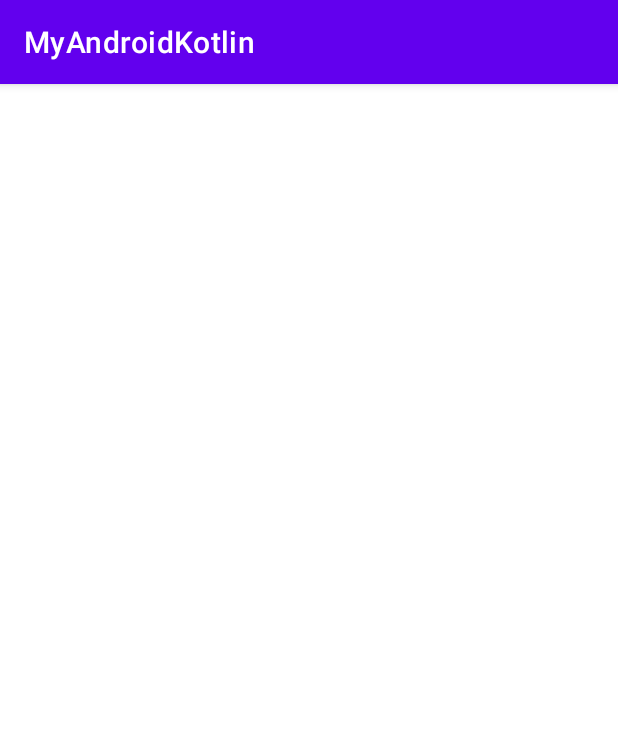
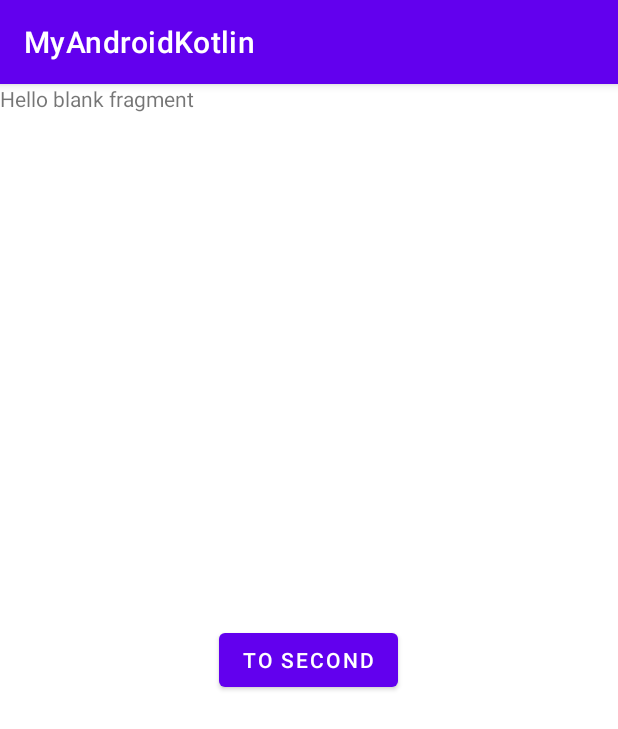
Before and after one commit to jiaoery/MyAndroidKotlin, an Android app: the NavigationActivity screen opened directly, with no data from a screen before it, on a phone screen of 412 x 824 dp. Shown: the top 729 px of the screen. Run offline under Robolectric (Android 15) with nearby library versions, the phone set to English and light mode, and no system bars; our stand-ins replace data binding.

Commit message:
navigation 学习

```diff
--- a/app/src/main/java/com/example/myandroidkotlin/MainActivity.kt
+++ b/app/src/main/java/com/example/myandroidkotlin/MainActivity.kt
@@ -7,10 +7,8 @@ import android.widget.AdapterView
 import android.widget.AdapterView.OnItemClickListener
 import android.widget.ArrayAdapter
 import android.widget.Toast
-import androidx.lifecycle.LifecycleService
 import com.example.myandroidkotlin.adapter.MainAdapter
 import com.example.myandroidkotlin.databinding.ActivityMainBinding
-import com.example.myandroidkotlin.watermark.Watermark
 import java.util.*
 
 class MainActivity : BaseActivity() {
--- a/app/src/main/java/com/example/myandroidkotlin/MyApplication.kt
+++ b/app/src/main/java/com/example/myandroidkotlin/MyApplication.kt
@@ -2,6 +2,7 @@ package com.example.myandroidkotlin
 
 import android.app.Application
 import androidx.lifecycle.ProcessLifecycleOwner
+import androidx.navigation.Navigation
 import com.example.myandroidkotlin.lifecycle.ApplicationObserver
 
 /**
@@ -25,4 +26,5 @@ class MyApplication :Application() {
     fun initSetting(){
 
     }
+
 }
--- a/app/src/main/java/com/example/myandroidkotlin/lifecycle/ApplicationObserver.kt
+++ b/app/src/main/java/com/example/myandroidkotlin/lifecycle/ApplicationObserver.kt
@@ -43,6 +43,9 @@ class ApplicationObserver:LifecycleObserver {
         Log.d(TAG,"Lifecycle.Event.ON_STOP")
     }
 
+    /**
+     * 严格意义上永远不会被调用
+     */
     @OnLifecycleEvent(Lifecycle.Event.ON_DESTROY)
     fun onDestroy(){
         Log.d(TAG,"Lifecycle.Event.ON_DESTROY")
--- /dev/null
+++ b/app/src/main/java/com/example/myandroidkotlin/navigation/MainFragment.kt
@@ -0,0 +1,72 @@
+package com.example.myandroidkotlin.navigation
+
+import android.os.Bundle
+import android.view.LayoutInflater
+import android.view.View
+import android.view.ViewGroup
+import androidx.fragment.app.Fragment
+import androidx.navigation.Navigation
+import com.example.myandroidkotlin.R
+import com.example.myandroidkotlin.databinding.FragmentMainBinding
+
+// TODO: Rename parameter arguments, choose names that match
+// the fragment initialization parameters, e.g. ARG_ITEM_NUMBER
+private const val ARG_PARAM1 = "param1"
+private const val ARG_PARAM2 = "param2"
+
+/**
+ * A simple [Fragment] subclass.
+ * Use the [MainFragment.newInstance] factory method to
+ * create an instance of this fragment.
+ */
+class MainFragment : Fragment() {
+    // TODO: Rename and change types of parameters
+    private var param1: String? = null
+    private var param2: String? = null
+
+    override fun onCreate(savedInstanceState: Bundle?) {
+        super.onCreate(savedInstanceState)
+        arguments?.let {
+            param1 = it.getString(ARG_PARAM1)
+            param2 = it.getString(ARG_PARAM2)
+        }
+    }
+
+    private lateinit var binding:FragmentMainBinding
+
+    override fun onCreateView(
+        inflater: LayoutInflater, container: ViewGroup?,
+        savedInstanceState: Bundle?
+    ): View? {
+        // Inflate the layout for this fragment
+        binding = FragmentMainBinding.inflate(inflater, container, false)
+        binding.btnToSecondFragment.setOnClickListener {
+            //两种方法均可
+            val bundle =
+                MainFragmentArgs.Builder().setUserName("Michael").setAge(30).build().toBundle()
+            Navigation.createNavigateOnClickListener(R.id.action_mainFragment_to_secondFragment,bundle)
+            Navigation.findNavController(it).navigate(R.id.action_mainFragment_to_secondFragment,bundle)
+        }
+        return binding.root
+    }
+
+    companion object {
+        /**
+         * Use this factory method to create a new instance of
+         * this fragment using the provided parameters.
+         *
+         * @param param1 Parameter 1.
+         * @param param2 Parameter 2.
+         * @return A new instance of fragment MainFragment.
+         */
+        // TODO: Rename and change types and number of parameters
+        @JvmStatic
+        fun newInstance(param1: String, param2: String) =
+            MainFragment().apply {
+                arguments = Bundle().apply {
+                    putString(ARG_PARAM1, param1)
+                    putString(ARG_PARAM2, param2)
+                }
+            }
+    }
+}
--- a/app/src/main/res/layout/activity_navigation.xml
+++ b/app/src/main/res/layout/activity_navigation.xml
@@ -6,4 +6,13 @@
     android:layout_height="match_parent"
     tools:context=".navigation.NavigationActivity">
 
+    <fragment
+        android:id="@+id/fragment"
+        android:name="androidx.navigation.fragment.NavHostFragment"
+        android:layout_width="match_parent"
+        android:layout_height="match_parent"
+        app:layout_constraintEnd_toEndOf="parent"
+        app:layout_constraintTop_toTopOf="parent"
+        app:defaultNavHost="true"
+        app:navGraph ="@navigation/nav_gragh"/>
 </androidx.constraintlayout.widget.ConstraintLayout>
--- a/app/src/main/res/layout/activity_permission.xml
+++ b/app/src/main/res/layout/activity_permission.xml
@@ -1,4 +1,5 @@
 <?xml version="1.0" encoding="utf-8"?>
+<layout>
     <androidx.constraintlayout.widget.ConstraintLayout xmlns:android="http://schemas.android.com/apk/res/android"
         xmlns:app="http://schemas.android.com/apk/res-auto"
         xmlns:tools="http://schemas.android.com/tools"
@@ -7,3 +8,4 @@
         tools:context=".permissionx.PermissionActivity">
 
     </androidx.constraintlayout.widget.ConstraintLayout>
+</layout>
--- /dev/null
+++ b/app/src/main/res/layout/fragment_main.xml
@@ -0,0 +1,26 @@
+<?xml version="1.0" encoding="utf-8"?>
+<layout xmlns:android="http://schemas.android.com/apk/res/android"
+    xmlns:tools="http://schemas.android.com/tools">
+
+    <FrameLayout
+        android:layout_width="match_parent"
+        android:layout_height="match_parent"
+        tools:context=".navigation.MainFragment">
+
+        <!-- TODO: Update blank fragment layout -->
+        <TextView
+            android:layout_width="match_parent"
+            android:layout_height="match_parent"
+            android:text="@string/hello_blank_fragment" />
+
+        <Button
+            android:id="@+id/btnToSecondFragment"
+            android:layout_gravity="center"
+            android:layout_width="wrap_content"
+            android:layout_height="wrap_content"
+            android:textAllCaps="true"
+            android:text="To Second" />
+
+    </FrameLayout>
+
+</layout>
--- a/app/src/main/res/navigation/nav_gragh.xml
+++ b/app/src/main/res/navigation/nav_gragh.xml
@@ -1,5 +1,38 @@
 <?xml version="1.0" encoding="utf-8"?>
 <navigation xmlns:android="http://schemas.android.com/apk/res/android"
-    xmlns:app="http://schemas.android.com/apk/res-auto" android:id="@+id/nav_gragh">
+    xmlns:app="http://schemas.android.com/apk/res-auto"
+    xmlns:tools="http://schemas.android.com/tools"
+    android:id="@+id/nav_gragh"
+    app:startDestination="@id/mainFragment">
 
+    <fragment
+        android:id="@+id/mainFragment"
+        android:name="com.example.myandroidkotlin.navigation.MainFragment"
+        android:label="fragment_main"
+        tools:layout="@layout/fragment_main" >
+        <action
+            android:id="@+id/action_mainFragment_to_secondFragment"
+            app:destination="@id/secondFragment"
+            app:enterAnim="@anim/fragment_close_enter"
+            app:exitAnim="@anim/fragment_close_exit"
+            app:popEnterAnim="@anim/fragment_fade_enter"
+            app:popExitAnim="@anim/fragment_close_exit" />
+
+        <!-- 添加参数 -->
+        <argument
+            android:name="user_name"
+            app:argType="string"
+            android:defaultValue='"unknown"'/>
+
+        <!-- 添加参数 -->
+        <argument
+            android:name="age"
+            app:argType="integer"
+            android:defaultValue="0"/>
+    </fragment>
+    <fragment
+        android:id="@+id/secondFragment"
+        android:name="com.example.myandroidkotlin.navigation.SecondFragment"
+        android:label="fragment_second"
+        tools:layout="@layout/fragment_second" />
 </navigation>
--- a/app/src/main/res/values/array_string.xml
+++ b/app/src/main/res/values/array_string.xml
@@ -2,6 +2,7 @@
 <resources>
     <string-array name="main_classes">
         <item>com.example.myandroidkotlin.lifecycle.LifeCycleActivity</item>
+        <item>com.example.myandroidkotlin.navigation.NavigationActivity</item>
         <item>com.example.myandroidkotlin.permissionx.PermissionActivity</item>
         <item>com.example.myandroidkotlin.watermark.WaterMarkActivity</item>
     </string-array>
--- a/app/src/main/res/values/string_array.xml
+++ b/app/src/main/res/values/string_array.xml
@@ -2,6 +2,7 @@
 <resources>
     <string-array name="main_titles">
         <item>LifeCyle 生命周期</item>
+        <item>navigation 导航页</item>
         <item>permissionX 权限管理</item>
         <item>watermark 水印</item>
     </string-array>
--- a/app/src/main/res/values/strings.xml
+++ b/app/src/main/res/values/strings.xml
@@ -1,3 +1,5 @@
 <resources>
     <string name="app_name">MyAndroidKotlin</string>
+    <!-- TODO: Remove or change this placeholder text -->
+    <string name="hello_blank_fragment">Hello blank fragment</string>
 </resources>
--- a/build.gradle
+++ b/build.gradle
@@ -8,6 +8,8 @@ buildscript {
     dependencies {
         classpath "com.android.tools.build:gradle:4.1.2"
         classpath "org.jetbrains.kotlin:kotlin-gradle-plugin:$kotlin_version"
+        //safe args
+        classpath "android.arch.navigation:navigation-safe-args-gradle-plugin:1.0.0"
 
         // NOTE: Do not place your application dependencies here; they belong
         // in the individual module build.gradle files
```
Also changed, not shown: app/build.gradle (+5 -2 lines), app/src/main/java/com/example/myandroidkotlin/navigation/SecondFragment.kt (added, +50 -0 lines), app/src/main/res/layout/activity_life_cycle_activty.xml (+7 -3 lines), app/src/main/res/layout/activity_main.xml (+5 -2 lines), app/src/main/res/layout/fragment_second.xml (added, +19 -0 lines). Lines whose indentation alone changed are shown as unchanged.
